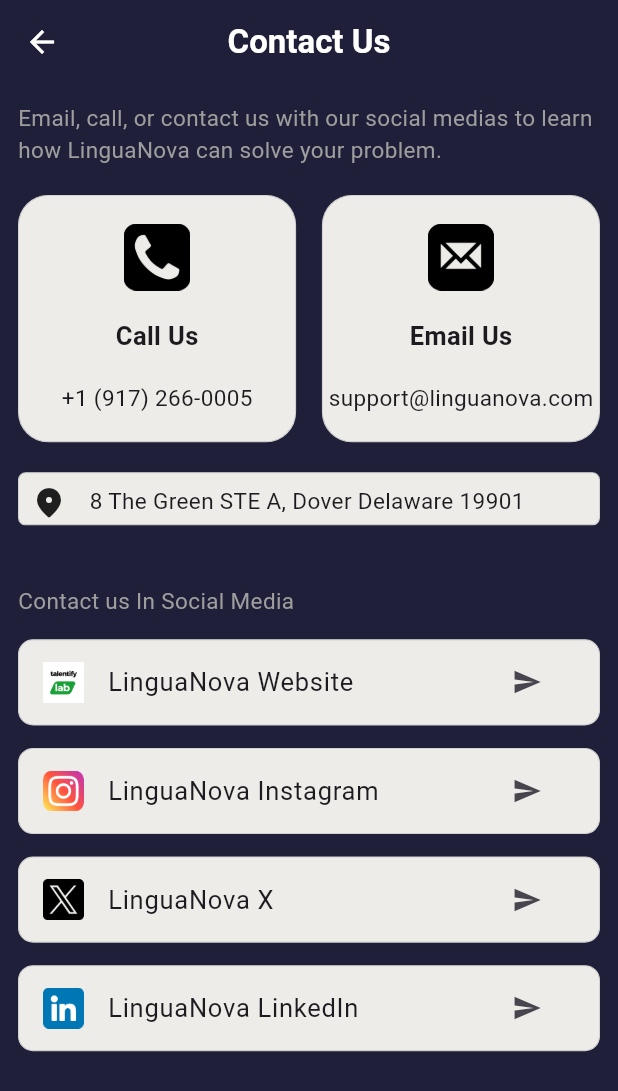
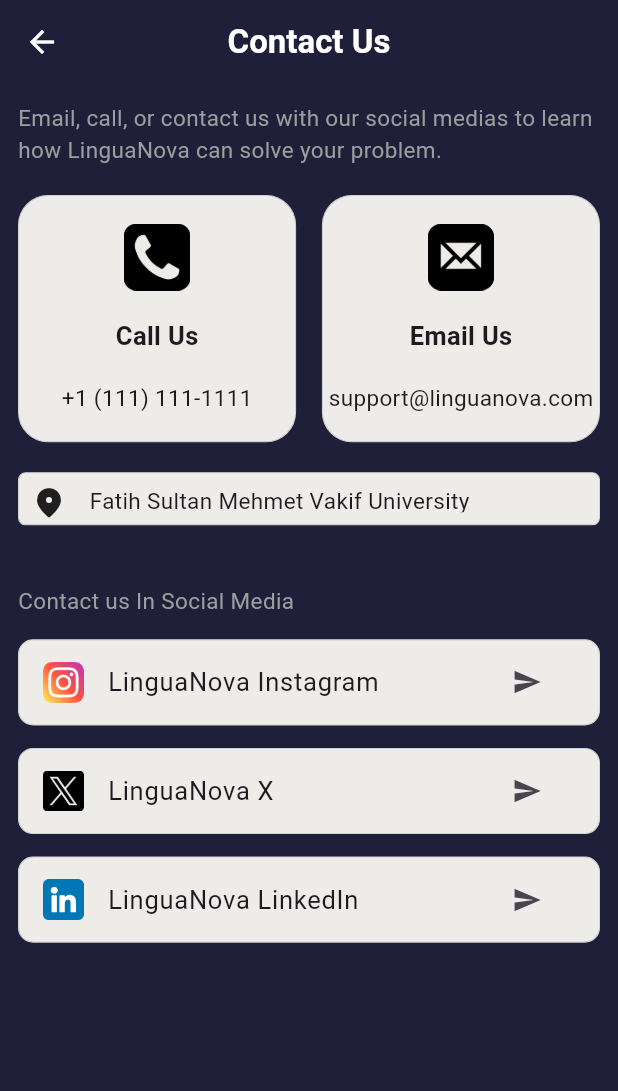
Before and after one commit to mesutbahadir1/LinguaNova-Mobil, a Flutter app: the ContactScreen screen opened directly, on a phone screen of 412 x 824 dp. Shown: the top 1091 px of the screen. Run offline on Flutter 3.47's test engine with Material 3 defaults, Android fonts, the light colour scheme and no system bars; our stand-ins replace auto_size_text, cached_network_image, cloud_firestore, confetti, firebase_auth, firebase_core and 7 more; missing offline and left inert: audio_session; accounts and stored records are empty.

Commit message:
all changes

```diff
--- a/fire_base/lib/app/constants/app_config.dart
+++ b/fire_base/lib/app/constants/app_config.dart
@@ -1,5 +1,5 @@
 const String APP_NAME = 'LinguaNova';
-const String HTTPS_URL="http://192.168.1.175:5040";
+const String HTTPS_URL="http://172.29.2.73:5040";
 
 /*
 * import 'package:flutter/material.dart';
--- a/fire_base/lib/ui/views/account/contact_screen.dart
+++ b/fire_base/lib/ui/views/account/contact_screen.dart
@@ -68,7 +68,7 @@
                   onTap: () {
                     showTel();
                   },
-                  child: _buildContactContainer('assets/icons/phone.png', "Call Us", "+1 (917) 266-0005"),
+                  child: _buildContactContainer('assets/icons/phone.png', "Call Us", "+1 (111) 111-1111"),
                 ),
                 GestureDetector(
                   onTap: () {
@@ -83,10 +83,9 @@
               "Contact us In Social Media",
               style: TextStyle(color: Colors.grey, fontSize: 15),
             ),
-            _buildSocialMediaContainer(context, "https://talentifylab.com/en", "LinguaNova Website", "icon"),
-            _buildSocialMediaContainer(context, "https://www.instagram.com/talentifylab/", "LinguaNova Instagram", "instagram"),
-            _buildSocialMediaContainer(context, "https://twitter.com/TalentifyLAB", "LinguaNova X", "twitter"),
-            _buildSocialMediaContainer(context, "https://www.linkedin.com/company/talentifylab/mycompany/", "LinguaNova LinkedIn", "linkedin"),
+            _buildSocialMediaContainer(context, "https://www.instagram.com/linguaNova/", "LinguaNova Instagram", "instagram"),
+            _buildSocialMediaContainer(context, "https://twitter.com/linguaNova", "LinguaNova X", "twitter"),
+            _buildSocialMediaContainer(context, "https://www.linkedin.com/company/linguaNova/", "LinguaNova LinkedIn", "linkedin"),
           ],
         ),
       ),
@@ -153,7 +152,7 @@
           SizedBox(
             width: 15,
           ),
-          Text("8 The Green STE A, Dover Delaware 19901", style: TextStyle(fontSize: 15)),
+          Text("Fatih Sultan Mehmet Vakif University", style: TextStyle(fontSize: 15)),
         ],
       ),
     );
```
Also changed, not shown: fire_base/lib/models/UpdateTestResponseDto.dart (added, +19 -0 lines), fire_base/lib/ui/home.dart (+23 -1 lines), fire_base/lib/ui/views/account/account_screen.dart (+7 -0 lines), fire_base/lib/ui/views/quiz/quiz_flow_screen.dart (+13 -32 lines), fire_base/lib/ui/widgets/level_up_animation.dart (+8 -1 lines), 4 other files.
